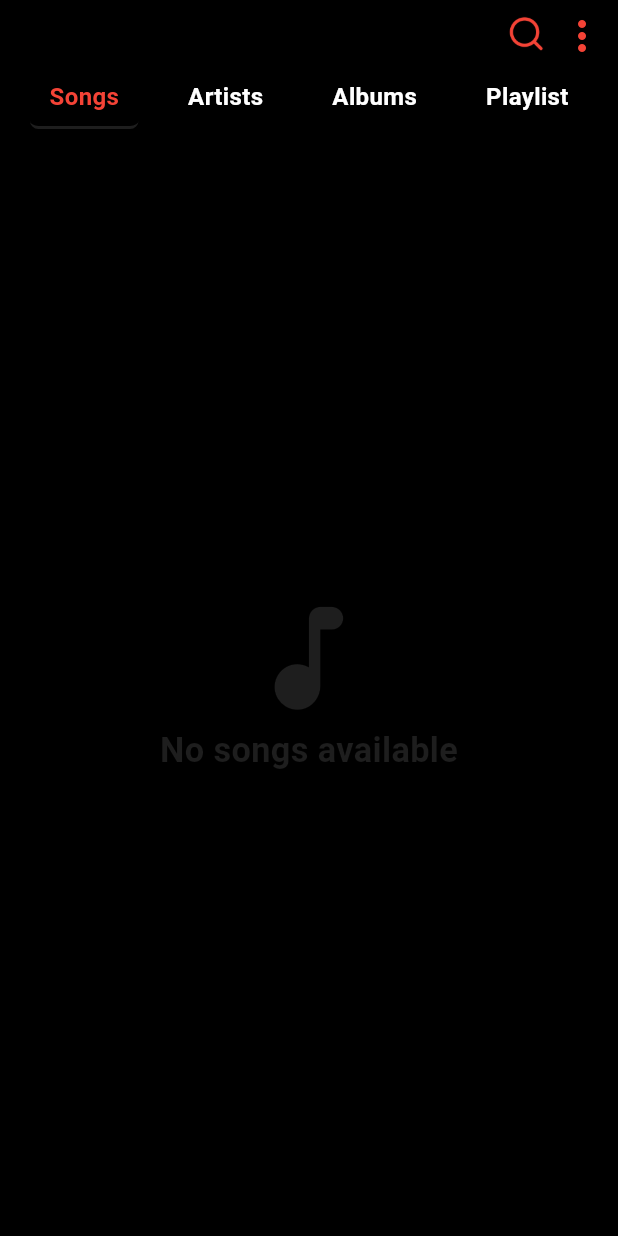
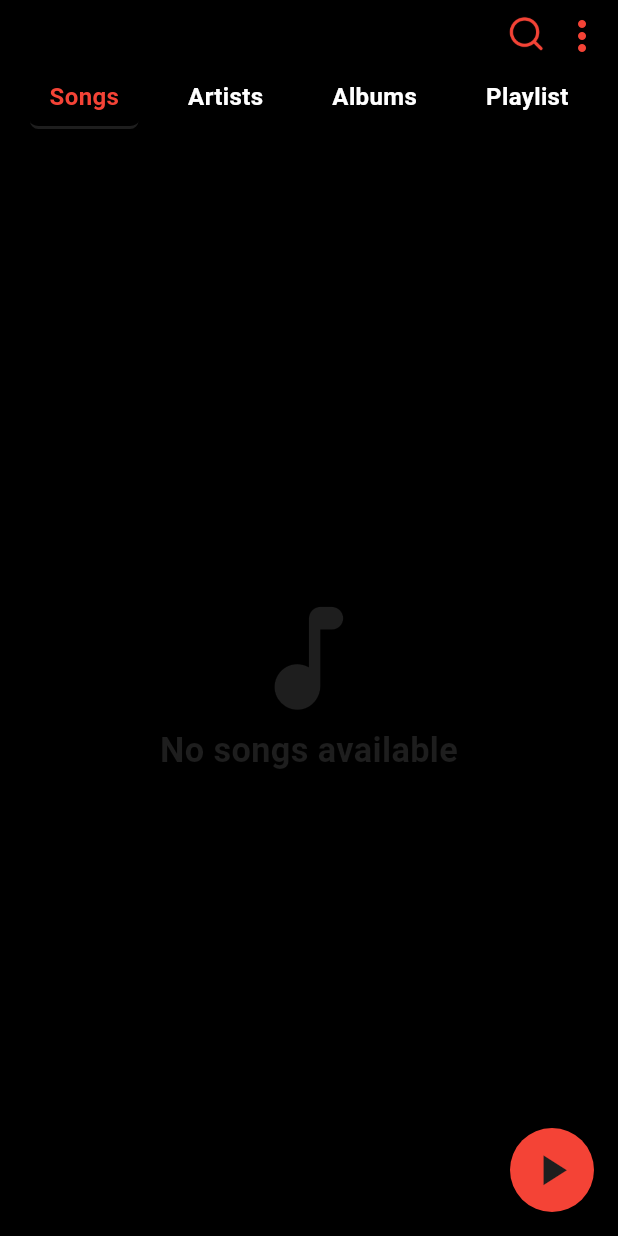
Before and after one commit to DUDU0123/MUSIC-PLAYER, a Flutter app: the screen it shows after launch, on a phone screen of 412 x 824 dp. Run offline on Flutter 3.47's test engine with Material 3 defaults, Android fonts, the phone set to English and light mode, and no system bars; our stand-ins replace device_info_plus, flutter_screenutil, get, google_fonts, hive_flutter, just_audio and 4 more; accounts and stored records are empty.

```diff
--- a/lib/controllers/functions_default.dart
+++ b/lib/controllers/functions_default.dart
@@ -1,7 +1,8 @@
 import 'package:music_player/views/enums/page_and_menu_type_enum.dart';
 
-class AppUsingCommonFunctions{
-  static bool shouldShowAllOptions(PageTypeEnum pageType, TabType currentTabType) {
+class AppUsingCommonFunctions {
+  static bool shouldShowAllOptions(
+      PageTypeEnum pageType, TabType currentTabType) {
     if (currentTabType == TabType.songs) {
       // Show all options for the MusicHomePage
       return true;
@@ -15,7 +16,6 @@ class AppUsingCommonFunctions{
     // Remove non-numeric characters and parse the remaining string as an integer
     return int.parse(songSize.replaceAll(RegExp(r'[^0-9]'), ''));
   }
-
 
   // function for getting size of file in mb or kb
   static String convertToMBorKB(int bytes) {
--- a/lib/main.dart
+++ b/lib/main.dart
@@ -8,18 +8,14 @@ import 'package:music_player/models/recently_played_model.dart';
 import 'package:music_player/root_widget_page.dart';
 import 'package:path_provider/path_provider.dart';
 Future<void> main() async {
-
   WidgetsFlutterBinding.ensureInitialized();
-
   await JustAudioBackground.init(
     androidNotificationChannelId: 'com.ryanheise.bg_demo.channel.audio',
     androidNotificationChannelName: 'Audio playback',
     androidNotificationOngoing: true,
   );
-  final directory =
-      await getApplicationDocumentsDirectory();
+  final directory = await getApplicationDocumentsDirectory();
   Hive.init(directory.path);
-
   Hive.registerAdapter(AllMusicsModelAdapter());
   Hive.registerAdapter(PlaylistAdapter());
   Hive.registerAdapter(FavoriteModelAdapter());
--- a/lib/views/main_screen.dart/tab_screen.dart
+++ b/lib/views/main_screen.dart/tab_screen.dart
@@ -232,13 +232,15 @@ class _TabScreenState extends State<TabScreen> {
             currentSong: currentSong,
           ),
         ),
-        floatingActionButton: audioController.allSongsListFromDevice.isNotEmpty
-            ? FloatingButtonOnBottom(
+        floatingActionButton:
+        // audioController.allSongsListFromDevice.isNotEmpty
+        //     ?
+            FloatingButtonOnBottom(
                 currentSong: currentSong,
                 audioController: audioController,
                 favoriteController: favoriteController,
               )
-            : const SizedBox(),
+            // : const SizedBox(),
       ),
     );
   }
```
Also changed, not shown: lib/views/common_widgets/menu_bottom_sheet.dart (+4 -16 lines). Lines whose indentation alone changed are shown as unchanged.
